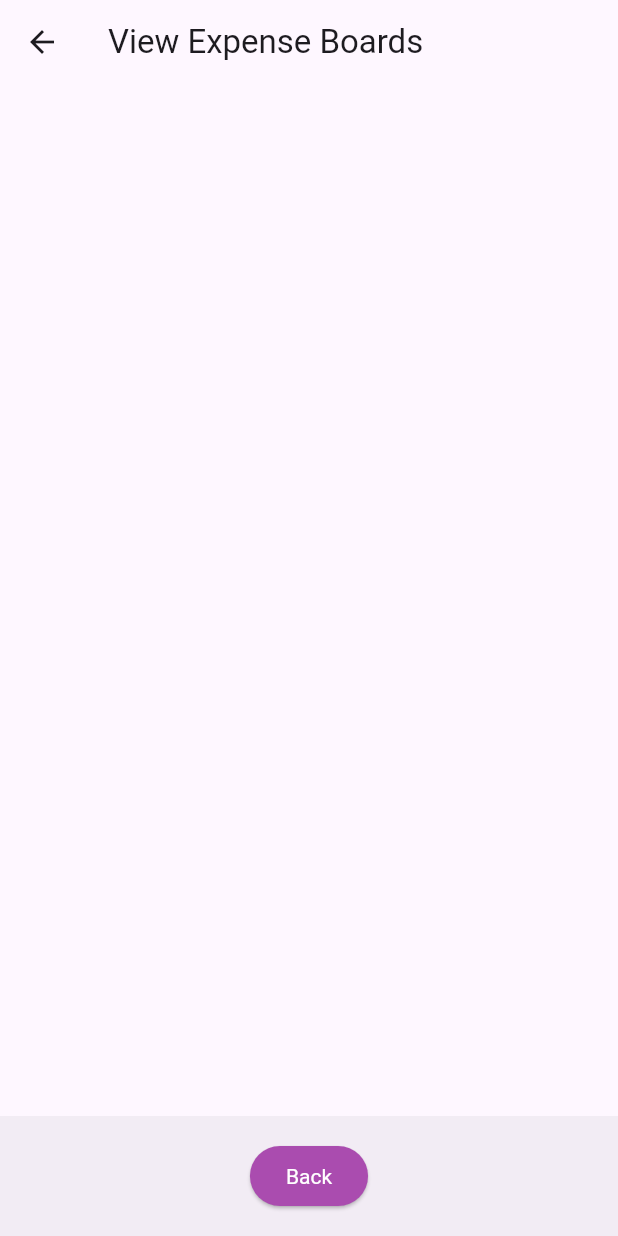
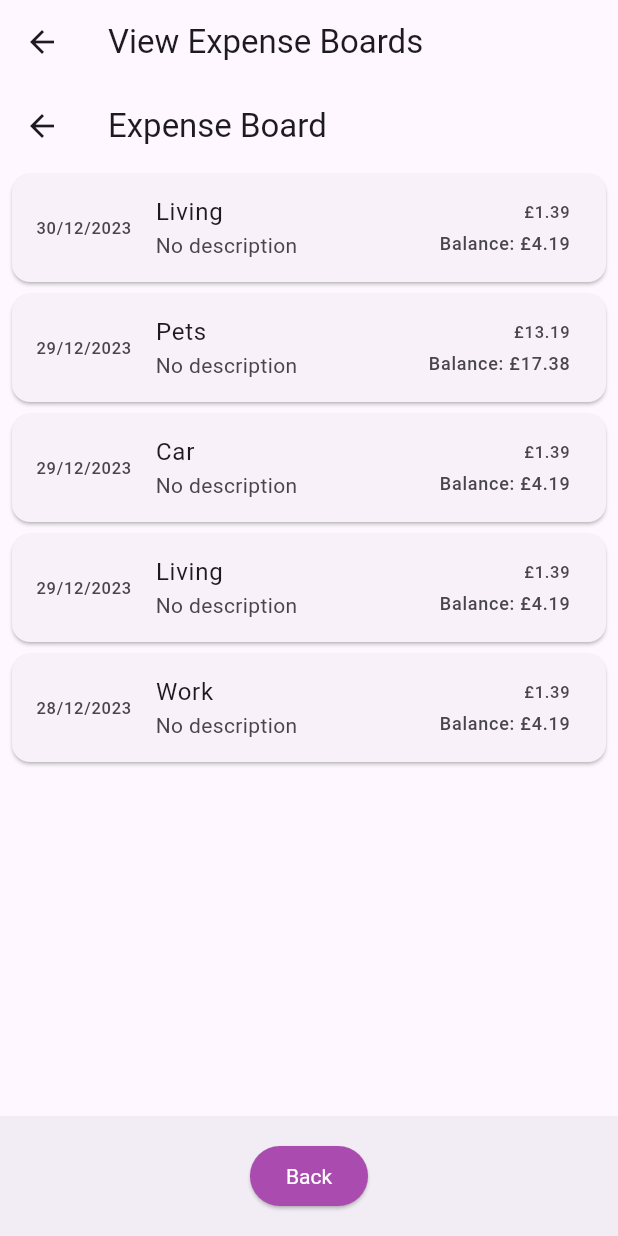
Before and after one commit to jkumz/expensee, a Flutter app: the ViewExpenseBoardsSolo screen opened by its route, on a phone screen of 412 x 824 dp. Run offline on Flutter 3.47's test engine with Material 3 defaults, Android fonts, the phone set to English and light mode, and no system bars; our stand-ins replace flutter_dotenv, supabase_flutter; accounts and stored records are empty.

Commit message:
Implemented first version of expense board (solo) - in testing

```diff
--- /dev/null
+++ b/lib/components/appbars/individual_expense_board_app_bar.dart
@@ -0,0 +1,10 @@
+import "package:flutter/material.dart";
+
+// For readability
+class IndividualExpenseBoardAppBar extends AppBar {
+  IndividualExpenseBoardAppBar({
+    Key? key,
+    Widget title = const Text("Expense Board"),
+    List<Widget>? actions,
+  }) : super(key: key, title: title, actions: actions);
+}
--- a/lib/components/expenses/expense.dart
+++ b/lib/components/expenses/expense.dart
@@ -1,5 +1,5 @@
 import 'package:expensee/config/constants.dart';
-import 'package:expensee/models/ExpenseModel.dart';
+import 'package:expensee/models/expense_model.dart';
 import 'package:flutter/material.dart';
 
 class ExpenseItem extends StatefulWidget {
@@ -18,7 +18,7 @@ class _ExpenseItemState extends State<ExpenseItem> {
       padding: const EdgeInsets.all(expenseItemPadding),
       child: Row(
         children: [
-          Expanded(flex: expenseItemFlex, child: Text(widget.expense.data)),
+          Expanded(flex: expenseItemFlex, child: Text(widget.expense.date)),
           Expanded(flex: expenseItemFlex, child: Text(widget.expense.category)),
           Expanded(
               flex: expenseItemFlex,
--- /dev/null
+++ b/lib/components/lists/expense_list.dart
@@ -0,0 +1,94 @@
+import 'dart:async';
+import 'dart:math';
+
+import 'package:expensee/components/appbars/individual_expense_board_app_bar.dart';
+import 'package:expensee/components/expenses/expense.dart';
+import 'package:expensee/mocks/mock_expense.dart';
+import 'package:flutter/material.dart';
+import 'package:flutter/rendering.dart';
+
+class ExpenseList extends StatefulWidget {
+  @override
+  State<StatefulWidget> createState() => _ExpenseListState();
+}
+
+class _ExpenseListState extends State<ExpenseList> {
+  List<ExpenseItem> expenses = MockExpense.getAllExpenses();
+  bool loading = false;
+
+// Build out the list view
+  @override
+  Widget build(BuildContext context) {
+    return Scaffold(
+      appBar: IndividualExpenseBoardAppBar(
+        actions: [/*TODO*/],
+      ),
+      body: RefreshIndicator(
+        onRefresh: loadData,
+        child: Column(
+          children: [
+            renderProgressBar(context),
+            Expanded(child: renderListView(context))
+          ],
+        ),
+      ),
+    );
+  }
+
+// renders loading bar view
+  Widget renderProgressBar(BuildContext context) {
+    return (this.loading
+        ? const LinearProgressIndicator(
+            value: null,
+            backgroundColor: Colors.white,
+            valueColor: AlwaysStoppedAnimation<Color>(Colors.grey),
+          )
+        : Container());
+  }
+
+  Widget renderListView(BuildContext context) {
+    return ListView.builder(
+      itemCount: expenses.length,
+      itemBuilder: _listViewItemBuilder,
+    );
+  }
+
+// used to build out each expense item in the list view, based on their index
+  Widget _listViewItemBuilder(BuildContext context, int index) {
+    final expenseItem = expenses[index];
+
+    return Card(
+      margin: EdgeInsets.symmetric(horizontal: 8, vertical: 4),
+      child: ListTile(
+        title: Text(expenseItem.expense.category),
+        subtitle: Text(expenseItem.expense.description ?? ""),
+        leading: Text(expenseItem.expense.date),
+        trailing: Column(
+          mainAxisAlignment: MainAxisAlignment.center,
+          crossAxisAlignment: CrossAxisAlignment.end,
+          children: [
+            Text('£${expenseItem.expense.amount.toStringAsFixed(2)}'),
+            SizedBox(height: 4),
+            Text('Balance: £${expenseItem.expense.balance.toStringAsFixed(2)}',
+                style: TextStyle(fontSize: 12)),
+          ],
+        ),
+      ),
+    );
+  }
+
+// Handle loading in the expenses
+  Future<void> loadData() async {
+    if (this.mounted) {
+      setState(() => this.loading = true);
+      // to simulate waiting - testing only - REMOVE LATER!
+      Timer(Duration(milliseconds: 3000), () async {
+        final expenses = await MockExpense.getAllExpenses();
+        setState(() {
+          this.expenses = expenses;
+          this.loading = false;
+        });
+      });
+    }
+  }
+}
--- a/lib/config/constants.dart
+++ b/lib/config/constants.dart
@@ -29,3 +29,8 @@ const unexpectedErrorText = Text("Unexpected error occured...");
 // LOG IN PAGE - Explanatory text
 const signInExplanationText =
     'To use our passwordless log in, put in your email and press the Send Magic Link button.\n\nAlternatively, you can sign up with your email of choice or log in with your Google/Apple account.';
+
+// EXPENSE WIDGET CONSTANTS
+
+const expenseItemPadding = 8.0;
+const expenseItemFlex = 2;
--- /dev/null
+++ b/lib/mocks/mock_expense.dart
@@ -0,0 +1,37 @@
+import 'dart:math';
+
+import 'package:expensee/components/expenses/expense.dart';
+import 'package:expensee/models/expense_model.dart';
+
+mixin MockExpense implements ExpenseItem {
+  static final List<ExpenseItem> expenses = [
+    ExpenseItem(
+        expense: Expense(
+            date: '30/12/2023',
+            category: 'Living',
+            amount: 1.39,
+            balance: 4.19)),
+    ExpenseItem(
+        expense: Expense(
+            date: '29/12/2023',
+            category: 'Pets',
+            amount: 13.19,
+            balance: 17.38)),
+    ExpenseItem(
+        expense: Expense(
+            date: '29/12/2023', category: 'Car', amount: 1.39, balance: 4.19)),
+    ExpenseItem(
+        expense: Expense(
+            date: '29/12/2023',
+            category: 'Living',
+            amount: 1.39,
+            balance: 4.19)),
+    ExpenseItem(
+        expense: Expense(
+            date: '28/12/2023', category: 'Work', amount: 1.39, balance: 4.19)),
+  ];
+
+  static getAllExpenses() => expenses;
+
+  static getExpense(int index) => expenses[index];
+}
--- a/lib/models/ExpenseModel.dart
+++ b/lib/models/expense_model.dart
@@ -1,5 +1,3 @@
-import "dart:js_interop";
-
 import "package:flutter/material.dart";
 
 //TODO - add proper error handling + validation
@@ -10,23 +8,23 @@ import "package:flutter/material.dart";
 
 //A model class for the expense data
 class Expense {
-  String data;
+  String date;
   String category;
   double amount;
   double balance;
   String? description;
 
   Expense(
-      {required this.data,
+      {required this.date,
       required this.category,
       required this.amount,
       required this.balance,
       String? description})
       : this.description = description ?? "No description";
 
-  void setData(String data) {
+  void setData(String date) {
     try {
-      this.data = data;
+      this.date = date;
     } catch (unknownError) {
       print(unknownError.toString());
     }
--- a/lib/screens/expense_boards/solo_expense_boards_view.dart
+++ b/lib/screens/expense_boards/solo_expense_boards_view.dart
@@ -1,5 +1,6 @@
 import 'package:expensee/components/appbars/view_boards_app_bar.dart';
 import 'package:expensee/components/elevated_buttons/custom_callback_button.dart';
+import 'package:expensee/components/lists/expense_list.dart';
 import 'package:expensee/screens/home.dart';
 import 'package:flutter/material.dart';
 
@@ -21,10 +22,7 @@ class _ViewExpenseBoardsSoloState extends State<ViewExpenseBoardsSolo> {
           //TODO - Add expense board button
         ],
       ),
-      body: ListView(
-        padding: const EdgeInsets.symmetric(vertical: 18, horizontal: 12),
-        children: getAllSoloExpenseBoards(),
-      ),
+      body: getAllSoloExpenseBoards(),
       bottomNavigationBar: BottomAppBar(
         shape: CircularNotchedRectangle(),
         notchMargin: 3.0,
@@ -42,7 +40,7 @@ class _ViewExpenseBoardsSoloState extends State<ViewExpenseBoardsSolo> {
   }
 
 // TODO - Connect to API, pull and process!
-  List<Widget> getAllSoloExpenseBoards() {
-    return new List.empty();
+  getAllSoloExpenseBoards() {
+    return ExpenseList();
   }
 }
```
